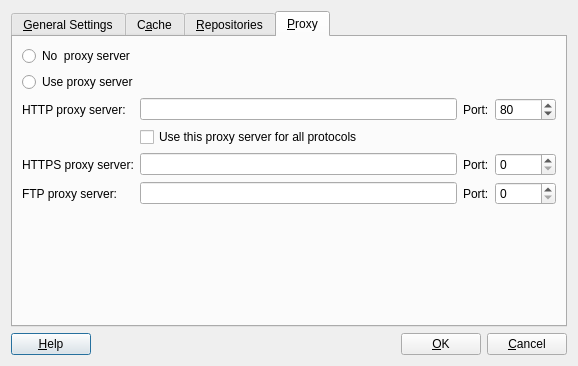
First picture: the form in kde4/package-manager/manager/ui/settingsdialog.ui, repository pars-linux/uludag, before the edit.
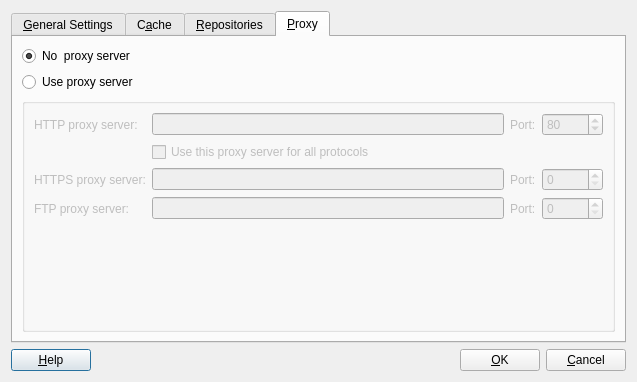
Second picture: the form after the edit. The open tabs and pages were chosen to show the change. Icons and pictures are not drawn.

Commit message: connect some signals from ui

The edit to the form file:
```diff
--- a/kde4/package-manager/manager/ui/settingsdialog.ui
+++ b/kde4/package-manager/manager/ui/settingsdialog.ui
@@ -5,8 +5,8 @@
    <rect>
     <x>0</x>
     <y>0</y>
-    <width>578</width>
-    <height>366</height>
+    <width>637</width>
+    <height>382</height>
    </rect>
   </property>
   <property name="windowTitle" >
@@ -494,15 +494,8 @@
       <attribute name="title" >
        <string>&amp;Proxy</string>
       </attribute>
-      <layout class="QGridLayout" name="gridLayout_8" >
-       <item row="0" column="0" colspan="2" >
-        <widget class="QRadioButton" name="noProxyButton" >
-         <property name="text" >
-          <string>No  proxy server</string>
-         </property>
-        </widget>
-       </item>
-       <item row="0" column="2" >
+      <layout class="QGridLayout" name="gridLayout_10" >
+       <item row="0" column="1" >
         <spacer name="horizontalSpacer_4" >
          <property name="orientation" >
           <enum>Qt::Horizontal</enum>
@@ -515,14 +508,7 @@
          </property>
         </spacer>
        </item>
-       <item row="1" column="0" colspan="2" >
-        <widget class="QRadioButton" name="useProxyButton" >
-         <property name="text" >
-          <string>Use proxy server</string>
-         </property>
-        </widget>
-       </item>
-       <item row="1" column="2" >
+       <item row="1" column="1" >
         <spacer name="horizontalSpacer_5" >
          <property name="orientation" >
           <enum>Qt::Horizontal</enum>
@@ -535,24 +521,33 @@
          </property>
         </spacer>
        </item>
-       <item row="2" column="0" >
+       <item row="2" column="0" colspan="2" >
+        <widget class="QGroupBox" name="httpSettingsGroupBox" >
+         <property name="enabled" >
+          <bool>false</bool>
+         </property>
+         <property name="flat" >
+          <bool>true</bool>
+         </property>
+         <layout class="QGridLayout" name="gridLayout_8" >
+          <item row="0" column="0" >
         <widget class="QLabel" name="label" >
          <property name="text" >
           <string>HTTP proxy server:</string>
          </property>
         </widget>
        </item>
-       <item row="2" column="1" colspan="2" >
+          <item row="0" column="1" >
         <widget class="QLineEdit" name="httpProxy" />
        </item>
-       <item row="2" column="3" >
+          <item row="0" column="2" >
         <widget class="QLabel" name="label_2" >
          <property name="text" >
           <string>Port:</string>
          </property>
         </widget>
        </item>
-       <item row="2" column="4" >
+          <item row="0" column="3" >
         <widget class="QSpinBox" name="httpProxyPort" >
          <property name="minimum" >
           <number>1</number>
@@ -565,7 +560,7 @@
          </property>
         </widget>
        </item>
-       <item row="3" column="1" colspan="2" >
+          <item row="1" column="1" >
         <widget class="QCheckBox" name="useHttpForAll" >
          <property name="baseSize" >
           <size>
@@ -576,26 +571,29 @@
          <property name="text" >
           <string>Use this proxy server for all protocols</string>
          </property>
-        </widget>
-       </item>
-       <item row="4" column="0" >
+            <property name="checked" >
+             <bool>false</bool>
+            </property>
+           </widget>
+          </item>
+          <item row="2" column="0" >
         <widget class="QLabel" name="label_3" >
          <property name="text" >
           <string>HTTPS proxy server:</string>
          </property>
         </widget>
        </item>
-       <item row="4" column="1" colspan="2" >
+          <item row="2" column="1" >
         <widget class="QLineEdit" name="httpsProxy" />
        </item>
-       <item row="4" column="3" >
+          <item row="2" column="2" >
         <widget class="QLabel" name="label_4" >
          <property name="text" >
           <string>Port:</string>
          </property>
         </widget>
        </item>
-       <item row="4" column="4" >
+          <item row="2" column="3" >
         <widget class="QSpinBox" name="httpsProxyPort" >
          <property name="minimum" >
           <number>0</number>
@@ -608,24 +606,24 @@
          </property>
         </widget>
        </item>
-       <item row="5" column="0" >
+          <item row="3" column="0" >
         <widget class="QLabel" name="label_5" >
          <property name="text" >
           <string>FTP proxy server:</string>
          </property>
         </widget>
        </item>
-       <item row="5" column="1" colspan="2" >
+          <item row="3" column="1" >
         <widget class="QLineEdit" name="ftpProxy" />
        </item>
-       <item row="5" column="3" >
+          <item row="3" column="2" >
         <widget class="QLabel" name="label_6" >
          <property name="text" >
           <string>Port:</string>
          </property>
         </widget>
        </item>
-       <item row="5" column="4" >
+          <item row="3" column="3" >
         <widget class="QSpinBox" name="ftpProxyPort" >
          <property name="minimum" >
           <number>0</number>
@@ -638,7 +636,7 @@
          </property>
         </widget>
        </item>
-       <item row="6" column="1" >
+          <item row="4" column="1" >
         <spacer name="verticalSpacer_3" >
          <property name="orientation" >
           <enum>Qt::Vertical</enum>
@@ -653,6 +651,26 @@
        </item>
       </layout>
      </widget>
+       </item>
+       <item row="0" column="0" >
+        <widget class="QRadioButton" name="noProxyButton" >
+         <property name="text" >
+          <string>No  proxy server</string>
+         </property>
+         <property name="checked" >
+          <bool>true</bool>
+         </property>
+        </widget>
+       </item>
+       <item row="1" column="0" >
+        <widget class="QRadioButton" name="useProxyButton" >
+         <property name="text" >
+          <string>Use proxy server</string>
+         </property>
+        </widget>
+       </item>
+      </layout>
+     </widget>
     </widget>
    </item>
   </layout>
```
Left out of the diff: 310 changed lines with no effect on the pictures. Lines whose indentation alone changed are shown as unchanged.
